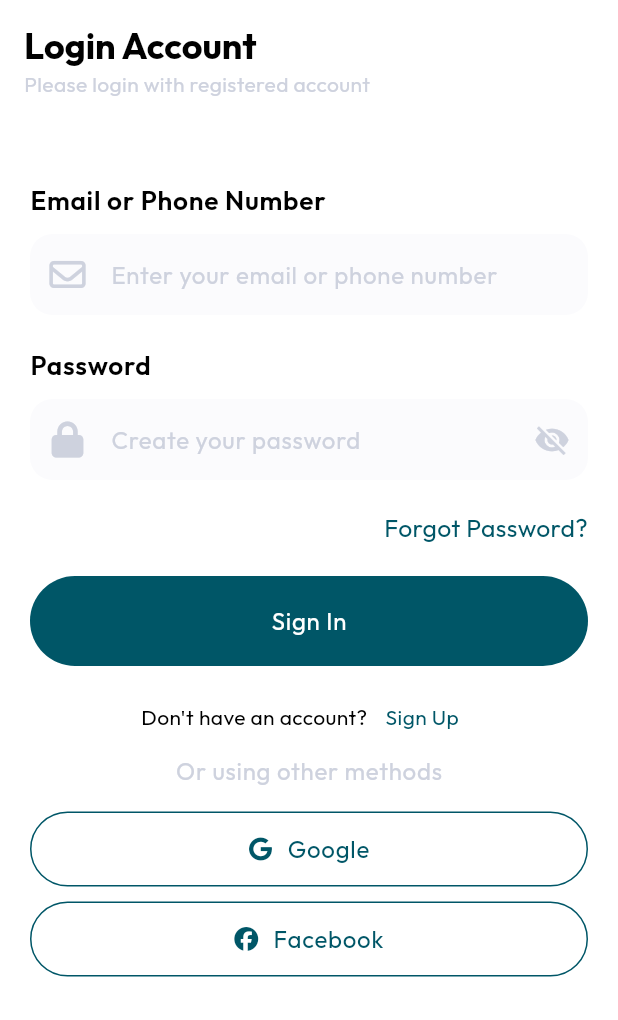
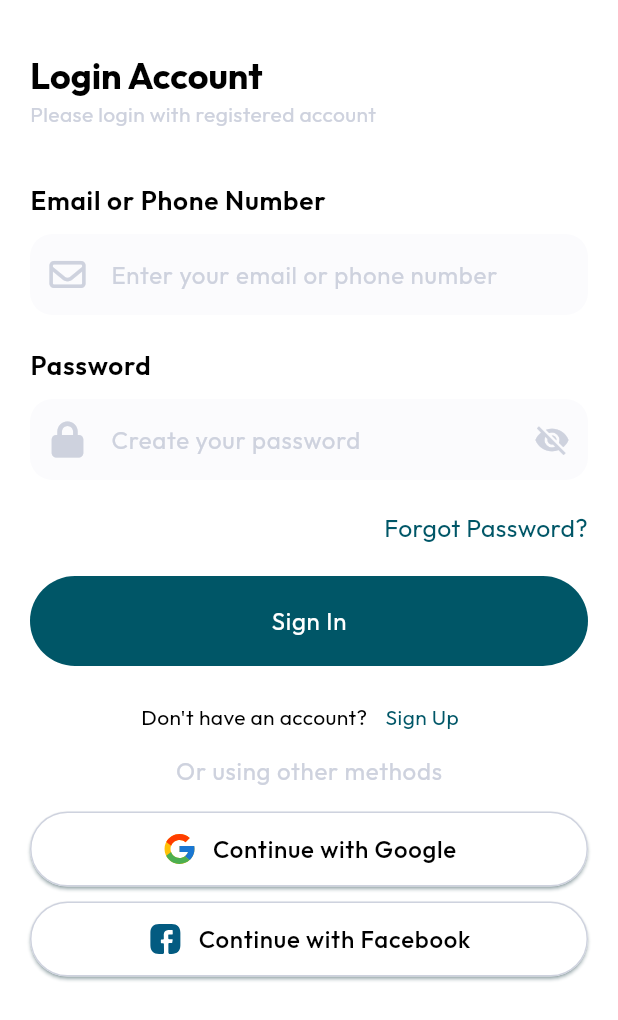
Before and after one commit to AbdelrhmanReda17/Mahatatty, a Flutter app: the screen it shows after launch, after a tap on "Create Account", after a tap on "Sign In", on a phone screen of 412 x 824 dp. Shown: the top 1020 px of the screen. Run offline on Flutter 3.47's test engine with Material 3 defaults, Android fonts, the phone set to English and light mode, and no system bars; our stand-ins replace firebase_auth, firebase_core, flutter_riverpod, flutter_svg, font_awesome_flutter, google_fonts and 2 more; missing offline and left inert: email_otp, flutter_facebook_auth; accounts and stored records are empty.

Commit message:
Animations + Change Google and Facebook design

```diff
--- a/lib/Screens/authentication_screen.dart
+++ b/lib/Screens/authentication_screen.dart
@@ -13,39 +13,61 @@ class AuthenticationScreen extends StatefulWidget {
   State<AuthenticationScreen> createState() => _AuthenticationScreenState();
 }
 
-class _AuthenticationScreenState extends State<AuthenticationScreen> {
-  TextEditingController emailController = TextEditingController();
+class _AuthenticationScreenState extends State<AuthenticationScreen>
+    with SingleTickerProviderStateMixin {
+  AnimationController? _controller;
+  bool isAcceptTerms = false;
+
+  void _handleCheckBox(bool? value) {
+    if (value == null) return;
+    setState(() {
+      isAcceptTerms = value;
+    });
+  }
 
   @override
-  void dispose() {
-    super.dispose();
-    emailController.dispose();
+  void initState() {
+    super.initState();
+    _controller = AnimationController(
+      duration: const Duration(seconds: 1),
+      vsync: this,
+    );
+    _controller!.forward();
   }
 
   @override
   Widget build(BuildContext context) {
-    Widget content = widget.key == const Key('login_screen')
-        ? LoginForm()
-        : const RegisterForm();
+    bool isLogin =
+        ModalRoute.of(context)!.settings.name == widget.loginRouteName ||
+            widget.key == const Key('login_screen');
+    Widget content = isLogin ? LoginForm() : RegisterForm(isAcceptTerms : isAcceptTerms , handleCheckBox : _handleCheckBox);
 
     return Scaffold(
-      appBar: AppBar(
+      body: FadeTransition(
+        opacity: Tween<double>(begin: 0, end: 1).animate(_controller!).drive(
+              CurveTween(curve: Curves.easeInOut),
+            ),
+        child: ListView(
+          padding: const EdgeInsets.all(20),
+          children: [
+            AppBar(
+              titleSpacing: 0,
               toolbarHeight: 80,
               title: RichText(
                 text: TextSpan(
-            text: widget.key == const Key('login_screen')
-                ? "Login Account\n"
-                : "Create Account\n",
+                  text: isLogin ? "Login Account\n" : "Create Account\n",
                   style: Theme.of(context).textTheme.headlineSmall!.copyWith(
                         fontWeight: FontWeight.bold,
                       ),
                   children: [
                     TextSpan(
-                text: widget.key == const Key('login_screen')
+                      text: isLogin
                           ? "Please login with registered account"
                           : "Start learning with create your account",
                       style: Theme.of(context).textTheme.bodyMedium!.copyWith(
-                      color: Theme.of(context).colorScheme.onPrimaryContainer,
+                            color: Theme.of(context)
+                                .colorScheme
+                                .onPrimaryContainer,
                           ),
                     ),
                   ],
@@ -53,10 +75,6 @@ class _AuthenticationScreenState extends State<AuthenticationScreen> {
               ),
               automaticallyImplyLeading: false,
             ),
-      body: Padding(
-        padding: const EdgeInsets.all(20.0),
-        child: ListView(
-          children: [
             const SizedBox(height: 20),
             content,
             const SizedBox(height: 10),
@@ -65,7 +83,7 @@ class _AuthenticationScreenState extends State<AuthenticationScreen> {
               crossAxisAlignment: CrossAxisAlignment.center,
               children: [
                 Text(
-                  widget.key == const Key('login_screen')
+                  isLogin
                       ? "Don't have an account?"
                       : "Already have an account?",
                   style: Theme.of(context).textTheme.bodyMedium,
@@ -75,15 +93,13 @@ class _AuthenticationScreenState extends State<AuthenticationScreen> {
                     Navigator.of(context).pop();
                     openScreen(
                       context: context,
-                      routeName: widget.key == const Key('login_screen')
+                      routeName: isLogin
                           ? widget.registerRouteName
                           : widget.loginRouteName,
                     );
                   },
                   child: Text(
-                    widget.key == const Key('login_screen')
-                        ? 'Sign Up'
-                        : 'Sign In',
+                    isLogin ? 'Sign Up' : 'Sign In',
                     style: Theme.of(context).textTheme.bodyMedium?.copyWith(
                           color: Theme.of(context).colorScheme.primary,
                         ),
--- a/lib/Screens/onboarding_screen.dart
+++ b/lib/Screens/onboarding_screen.dart
@@ -33,6 +33,7 @@ class _OnboardingScreenState extends State<OnboardingScreen> {
                 ),
                 controller: _controller,
               ),
+
               MahattatyOnboarding(
                 onBoardingData: OnBoardingData(
                   image: onboardingScreenImage2,
@@ -54,7 +55,7 @@ class _OnboardingScreenState extends State<OnboardingScreen> {
             ],
           ),
           Positioned(
-            bottom: 195,
+            bottom: 190, // Adjust this value as needed
             width: MediaQuery.of(context).size.width,
             child: Center(
               child: SmoothPageIndicator(
@@ -70,7 +71,6 @@ class _OnboardingScreenState extends State<OnboardingScreen> {
               ),
             ),
           ),
-          const SizedBox(height: 10),
         ],
       ),
     );
--- a/lib/Screens/splash_screen.dart
+++ b/lib/Screens/splash_screen.dart
@@ -12,26 +12,24 @@ import '../Providers/auth_provider.dart';
 
 class SplashScreen extends ConsumerStatefulWidget {
   const SplashScreen({super.key});
+
   String get routeName => '/splash';
 
   @override
-  ConsumerState<SplashScreen> createState() => _SplashScreenState();
+  SplashScreenState createState() => SplashScreenState();
 }
 
-class _SplashScreenState extends ConsumerState<SplashScreen> {
-  @override
-  void initState() {
-    super.initState();
-    SystemChrome.setEnabledSystemUIMode(SystemUiMode.immersive);
+class SplashScreenState extends ConsumerState<SplashScreen>
+    with SingleTickerProviderStateMixin {
+  late AnimationController _controller;
 
-    Future.delayed(const Duration(seconds: 3), () {
+  void navigate() {
     final authState = ref.read(authProvider);
     if (authState.user != null) {
       openScreen(
           context: context,
           routeName: const TempScreen().routeName,
-          isReplace: true,
-        );
+          isReplace: true);
     } else {
       openScreen(
         context: context,
@@ -39,11 +37,21 @@ class _SplashScreenState extends ConsumerState<SplashScreen> {
         isReplace: true,
       );
     }
-    });
+  }
+
+  @override
+  void initState() {
+    super.initState();
+    _controller =
+        AnimationController(duration: const Duration(seconds: 3), vsync: this);
+    _controller.forward();
+    SystemChrome.setEnabledSystemUIMode(SystemUiMode.immersive);
+    Future.delayed(const Duration(seconds: 4), () => navigate());
   }
 
   @override
   void dispose() {
+    _controller.dispose();
     SystemChrome.setEnabledSystemUIMode(
       SystemUiMode.manual,
       overlays: SystemUiOverlay.values,
@@ -57,34 +65,26 @@ class _SplashScreenState extends ConsumerState<SplashScreen> {
       appBar: AppBar(
         toolbarHeight: 0.0,
       ),
-      body: SizedBox(
-        width: double.infinity,
-        height: double.infinity,
-        child: Stack(
+      body: FadeTransition(
+        opacity: Tween<double>(begin: 0, end: 1).animate(_controller).drive(
+              CurveTween(curve: Curves.easeInOut),
+            ),
+        child: SizedBox(
+          height: MediaQuery.of(context).size.height,
+          width: MediaQuery.of(context).size.width,
+          child: Column(
+            mainAxisAlignment: MainAxisAlignment.center,
             children: [
               Image.asset(
-              splashScreenImage,
-              width: double.infinity,
-              height: double.infinity,
-              fit: BoxFit.cover,
+                mahattatyLogo,
               ),
-            Center(
-              child: Column(
-                mainAxisAlignment: MainAxisAlignment.start,
-                children: <Widget>[
-                  Padding(
-                    padding: const EdgeInsets.only(top: 150.0),
-                    child: Text(
-                      "Mahattaty",
-                      style: Theme.of(context).textTheme.displayLarge?.copyWith(
-                            color: Colors.white,
-                          ),
-                    ),
-                  ),
+              Text("Mahattaty",
+                  style: Theme.of(context)
+                      .textTheme
+                      .displayLarge!
+                      .copyWith(fontWeight: FontWeight.bold)),
             ],
           ),
-            ),
-          ],
         ),
       ),
     );
--- a/lib/Services/auth_service.dart
+++ b/lib/Services/auth_service.dart
@@ -50,6 +50,7 @@ class AuthService {
 
   Future<User?> signInWithFacebook() async {
     try {
+      log('Signing in with Facebook');
       final LoginResult result = await FacebookAuth.instance.login();
       if (result.status == LoginStatus.success) {
         final OAuthCredential facebookAuthCredential =
--- a/lib/Themes/light_theme.dart
+++ b/lib/Themes/light_theme.dart
@@ -53,11 +53,13 @@ ElevatedButtonThemeData elevatedButtonTheme = ElevatedButtonThemeData(
 
 OutlinedButtonThemeData outlinedButtonTheme = OutlinedButtonThemeData(
   style: ButtonStyle(
-    shadowColor: WidgetStateProperty.all<Color>(
+    elevation: WidgetStateProperty.all<double>(0.0),
+    shadowColor: WidgetStateProperty.all<Color>(colorScheme.primary),
+    foregroundColor: WidgetStateProperty.all<Color>(
       colorScheme.primary,
     ),
-    foregroundColor: WidgetStateProperty.all<Color>(
-      colorScheme.primary,
+    backgroundColor: WidgetStateProperty.all<Color>(
+      colorScheme.surface,
     ),
     side: WidgetStateProperty.all<BorderSide>(
       BorderSide(
--- a/lib/Utils/constant.dart
+++ b/lib/Utils/constant.dart
@@ -6,5 +6,7 @@ const String splashScreenImage = '${folderPath}splash_screen.jpg';
 const String onboardingScreenImage1 = '${folderPath}onboard_1.png';
 const String onboardingScreenImage2 = '${folderPath}onboard_2.png';
 const String onboardingScreenImage3 = '${folderPath}onboard_3.png';
-
+const String googleIcon = '${folderPath}icons/google.svg';
+const String facebookIcon = '${folderPath}icons/facebook.svg';
+const String mahattatyLogo = '${folderPath}mahattaty_logo.png';
 const uuid = Uuid();
--- a/lib/Widgets/Froms/login_form.dart
+++ b/lib/Widgets/Froms/login_form.dart
@@ -37,7 +37,6 @@ class LoginForm extends ConsumerWidget {
         type: MahattatyAlertType.error,
       );
     }
-    log(authState.toString());
     return Form(
       onPopInvokedWithResult: (_, __) {
         authNotifier.resetState();
--- a/lib/Widgets/Froms/register_form.dart
+++ b/lib/Widgets/Froms/register_form.dart
@@ -10,30 +10,21 @@ import 'package:mahattaty/Widgets/Generics/mahattaty_alert.dart';
 import 'package:mahattaty/Widgets/Generics/mahattaty_button.dart';
 import 'package:mahattaty/Widgets/Generics/mahattaty_text_form_field.dart';
 
-class RegisterForm extends ConsumerStatefulWidget {
-  const RegisterForm({super.key});
+class RegisterForm extends ConsumerWidget {
+  RegisterForm(
+      {super.key, required this.isAcceptTerms, required this.handleCheckBox});
 
-  @override
-  RegisterFormState createState() => RegisterFormState();
-}
-
-class RegisterFormState extends ConsumerState<RegisterForm> {
   final List<TextEditingController> _registerControllers =
       List.generate(4, (_) => TextEditingController());
   final List<GlobalKey<FormFieldState>> _registerKeys =
       List.generate(4, (_) => GlobalKey<FormFieldState>());
   final GlobalKey<FormState> _registerFromKey = GlobalKey<FormState>();
 
-  bool isAcceptTerms = false;
-  void _handleCheckBox(bool? value) {
-    if (value == null) return;
-    setState(() {
-      isAcceptTerms = value;
-    });
-  }
+  final bool isAcceptTerms;
+  final void Function(bool?) handleCheckBox;
 
   @override
-  Widget build(BuildContext context) {
+  Widget build(BuildContext context, WidgetRef ref) {
     final authState = ref.watch(authProvider);
     final authNotifier = ref.read(authProvider.notifier);
     if (authState.error != null &&
@@ -121,7 +112,7 @@ class RegisterFormState extends ConsumerState<RegisterForm> {
                 children: [
                   Checkbox(
                     value: isAcceptTerms,
-                    onChanged: _handleCheckBox,
+                    onChanged: handleCheckBox,
                   ),
                   Expanded(
                     child: RichText(
@@ -166,11 +157,13 @@ class RegisterFormState extends ConsumerState<RegisterForm> {
                     );
                     return;
                   }
-                  authNotifier.submitRegister(
-                    name: _registerControllers[0].text,
-                    email: _registerControllers[1].text,
-                    password: _registerControllers[2].text,
-                  );
+                  if (_registerFromKey.currentState!.validate()) {
+                    authNotifier.submitRegister(
+                      name: _registerControllers[0].text,
+                      email: _registerControllers[1].text,
+                      password: _registerControllers[2].text,
+                    );
+                  }
                 },
                 height: 60,
               ),
--- a/lib/Widgets/Generics/mahattaty_button.dart
+++ b/lib/Widgets/Generics/mahattaty_button.dart
@@ -1,4 +1,5 @@
 import 'package:flutter/material.dart';
+import 'package:flutter_svg/flutter_svg.dart';
 
 enum MahattatyButtonStyle {
   primary,
@@ -20,12 +21,14 @@ class MahattatyButton extends StatelessWidget {
     this.width = double.infinity,
     this.height = 50.0,
     this.iconData,
+    this.svgPicture,
     this.iconPosition = MahattatyIconPosition.start,
     this.spacing = 10.0,
     this.textStyle,
     this.elevation = 0.0,
     this.verticalPadding = 10.0,
     this.horizontalPadding = 20.0,
+    this.borderColor,
   });
 
   final MahattatyButtonStyle style;
@@ -35,16 +38,23 @@ class MahattatyButton extends StatelessWidget {
   final String text;
   final void Function()? onPressed;
   final IconData? iconData;
+  final String? svgPicture;
   final MahattatyIconPosition iconPosition;
   final double spacing;
   final TextStyle? textStyle;
   final double elevation;
   final double verticalPadding;
   final double horizontalPadding;
+  final Color? borderColor;
 
   List<Widget> mahattatyButtonIcon(BuildContext context) => [
         if (iconPosition == MahattatyIconPosition.end) SizedBox(width: spacing),
-        Icon(
+        iconData == null
+            ? SvgPicture.asset(
+                svgPicture!,
+                height: 24,
+              )
+            : Icon(
                 iconData,
                 size: textStyle?.fontSize ??
                     Theme.of(context).textTheme.bodyLarge!.fontSize,
@@ -68,6 +78,7 @@ class MahattatyButton extends StatelessWidget {
         style: ElevatedButton.styleFrom(
           minimumSize: Size(width, height),
           elevation: elevation,
+          shadowColor: Colors.transparent,
           padding: EdgeInsets.symmetric(
             vertical: verticalPadding,
             horizontal: horizontalPadding,
@@ -81,6 +92,9 @@ class MahattatyButton extends StatelessWidget {
         onPressed: disabled ? null : onPressed,
         style: OutlinedButton.styleFrom(
           minimumSize: Size(width, height),
+          side: BorderSide(
+            color: borderColor ?? Theme.of(context).colorScheme.primary,
+          ),
           elevation: elevation,
           padding: EdgeInsets.symmetric(
             vertical: verticalPadding,
@@ -106,17 +120,19 @@ class MahattatyButton extends StatelessWidget {
               color: Colors.white,
               strokeWidth: 3.0,
             )
-          :
-      Row(
+          : Row(
               mainAxisAlignment: MainAxisAlignment.center,
               children: [
                 if (iconPosition == MahattatyIconPosition.start &&
-              iconData != null) ...[...mahattatyButtonIcon(context)],
+                    (iconData != null || svgPicture != null)) ...[
+                  ...mahattatyButtonIcon(context)
+                ],
                 Text(
                   text,
                   style: textStyle,
                 ),
-          if (iconPosition == MahattatyIconPosition.end && iconData != null)
+                if (iconPosition == MahattatyIconPosition.end &&
+                    (iconData != null || svgPicture != null))
                   ...mahattatyButtonIcon(context)
               ],
             ),
--- a/lib/Widgets/Generics/mahattaty_onboarding.dart
+++ b/lib/Widgets/Generics/mahattaty_onboarding.dart
@@ -3,6 +3,7 @@ import 'package:flutter/material.dart';
 import 'package:mahattaty/Screens/authentication_screen.dart';
 import 'package:mahattaty/Utils/open_screens.dart';
 import 'package:mahattaty/Widgets/Generics/mahattaty_button.dart';
+
 class OnBoardingData {
   final String image;
   final String title;
@@ -42,16 +43,16 @@ class MahattatyOnboarding extends StatelessWidget {
         ),
         Positioned(
           bottom: 0,
+          height: MediaQuery.of(context).size.height * 0.4,
           width: MediaQuery.of(context).size.width,
-          child: Container(
-            height: 400,
-            decoration: const BoxDecoration(
+          child: BottomSheet(
+            elevation: 10,
+            shape: const RoundedRectangleBorder(
               borderRadius: BorderRadius.only(
-                topLeft: Radius.circular(30),
-                topRight: Radius.circular(30),
+                topLeft: Radius.circular(20),
+                topRight: Radius.circular(20),
               ),
             ),
-            child: BottomSheet(
             onClosing: () {},
             builder: (BuildContext context) {
               return Padding(
@@ -63,10 +64,8 @@ class MahattatyOnboarding extends StatelessWidget {
                     Text(
                       textAlign: TextAlign.center,
                       onBoardingData.title,
-                        style: Theme.of(context)
-                            .textTheme
-                            .headlineMedium!
-                            .copyWith(
+                      style:
+                          Theme.of(context).textTheme.headlineMedium!.copyWith(
                                 color: Theme.of(context).colorScheme.onPrimary,
                                 fontWeight: FontWeight.bold,
                               ),
@@ -107,10 +106,8 @@ class MahattatyOnboarding extends StatelessWidget {
                         children: [
                           TextSpan(
                             text: 'Already have an account? ',
-                              style: Theme.of(context)
-                                  .textTheme
-                                  .bodyLarge!
-                                  .copyWith(
+                            style:
+                                Theme.of(context).textTheme.bodyLarge!.copyWith(
                                       color: Colors.grey,
                                     ),
                           ),
@@ -129,8 +126,7 @@ class MahattatyOnboarding extends StatelessWidget {
                                 .textTheme
                                 .bodyLarge!
                                 .copyWith(
-                                    color:
-                                        Theme.of(context).colorScheme.primary,
+                                  color: Theme.of(context).colorScheme.primary,
                                 ),
                           ),
                         ],
@@ -142,7 +138,6 @@ class MahattatyOnboarding extends StatelessWidget {
             },
           ),
         ),
-        ),
       ],
     );
   }
--- a/lib/Widgets/social_accounts_login.dart
+++ b/lib/Widgets/social_accounts_login.dart
@@ -1,7 +1,8 @@
 import 'package:flutter/material.dart';
 import 'package:flutter_riverpod/flutter_riverpod.dart';
-import 'package:font_awesome_flutter/font_awesome_flutter.dart';
 import 'package:mahattaty/Providers/auth_provider.dart';
+import 'package:mahattaty/Themes/dark_theme.dart';
+import 'package:mahattaty/Utils/constant.dart';
 import 'package:mahattaty/Widgets/Generics/mahattaty_button.dart';
 
 class SocialAccountsLogin extends ConsumerWidget {
@@ -23,25 +24,36 @@ class SocialAccountsLogin extends ConsumerWidget {
           ),
           const SizedBox(height: 15),
           Column(
-            mainAxisSize: MainAxisSize.max,
-            mainAxisAlignment: MainAxisAlignment.spaceEvenly,
+            mainAxisAlignment: MainAxisAlignment.center,
             children: [
               MahattatyButton(
-                text: 'Google',
+                text: 'Continue with Google',
+                elevation: 1,
                 onPressed: () {
                   authNotifier.submitLogin(isGoogleLogin: true);
                 },
+                borderColor: colorScheme.onPrimaryContainer,
                 style: MahattatyButtonStyle.secondary,
-                iconData: FontAwesomeIcons.google,
+                textStyle: Theme.of(context).textTheme.bodyLarge!.copyWith(
+                      fontWeight: FontWeight.w500,
+                    ),
+                svgPicture: googleIcon,
+                width: 150,
               ),
               const SizedBox(height: 10, width: 10),
               MahattatyButton(
-                text: 'Facebook',
+                elevation: 1,
+                text: 'Continue with Facebook',
                 onPressed: () {
                   authNotifier.submitLogin(isFacebookLogin: true);
                 },
+                borderColor: colorScheme.onPrimaryContainer,
+                textStyle: Theme.of(context).textTheme.bodyLarge!.copyWith(
+                      fontWeight: FontWeight.w500,
+                    ),
                 style: MahattatyButtonStyle.secondary,
-                iconData: FontAwesomeIcons.facebook,
+                svgPicture: facebookIcon,
+                width: 150,
               ),
             ],
           ),
--- a/lib/main.dart
+++ b/lib/main.dart
@@ -14,23 +14,7 @@ import 'package:firebase_core/firebase_core.dart';
 import 'firebase_options.dart';
 
 Future<void> main() async {
-  WidgetsFlutterBinding
-      .ensureInitialized(); // Ensure Flutter binding is initialized
-  // EmailOTP.config(
-  //   appName: 'Mahattaty',
-  //   otpType: OTPType.numeric,
-  //   expiry: 30000,
-  //   emailTheme: EmailTheme.v6,
-  //   appEmail: 'mahattaty@gamil.com',
-  //   otpLength: 6,
-  // );
-  // EmailOTP.setSMTP(
-  //   host: 'smtp.freesmtpservers.com',
-  //   emailPort: EmailPort.port25,
-  //   secureType: SecureType.tls,
-  //   username: 'abdelrhmantp115@gmail.com',
-  //   password: '15975312312322aA',
-  // );
+  WidgetsFlutterBinding.ensureInitialized();
   await Firebase.initializeApp(
     options: DefaultFirebaseOptions.currentPlatform,
   ).then((value) => log('Firebase initialized'));
@@ -60,9 +44,9 @@ class MyApp extends StatelessWidget {
       title: 'Flutter Demo',
       theme: lightTheme,
       darkTheme: darkTheme,
-      themeMode: ThemeMode.system, // Uses system theme (light/dark)
+      themeMode: ThemeMode.system,
       debugShowCheckedModeBanner: false,
-      initialRoute: const SplashScreen().routeName, // Set initial route
+      initialRoute: const SplashScreen().routeName,
       routes: {
         const SplashScreen().routeName: (context) => const SplashScreen(),
         const OnboardingScreen().routeName: (context) =>
--- a/pubspec.yaml
+++ b/pubspec.yaml
@@ -43,6 +43,7 @@ dependencies:
     google_sign_in: ^6.2.1
     flutter_facebook_auth: ^7.1.1
     email_otp: ^3.0.2
+    flutter_svg: ^2.0.10+1
 
 dev_dependencies:
     flutter_test:
@@ -68,6 +69,7 @@ flutter:
     # To add assets to your application, add an assets section, like this:
     assets:
         - images/
+        - images/icons/
     #   - images/a_dot_ham.jpeg
 
     # An image asset can refer to one or more resolution-specific "variants", see
```
Also changed, not shown: images/mahattaty_logo.png (added), pubspec.lock. Lines whose indentation alone changed are shown as unchanged.
